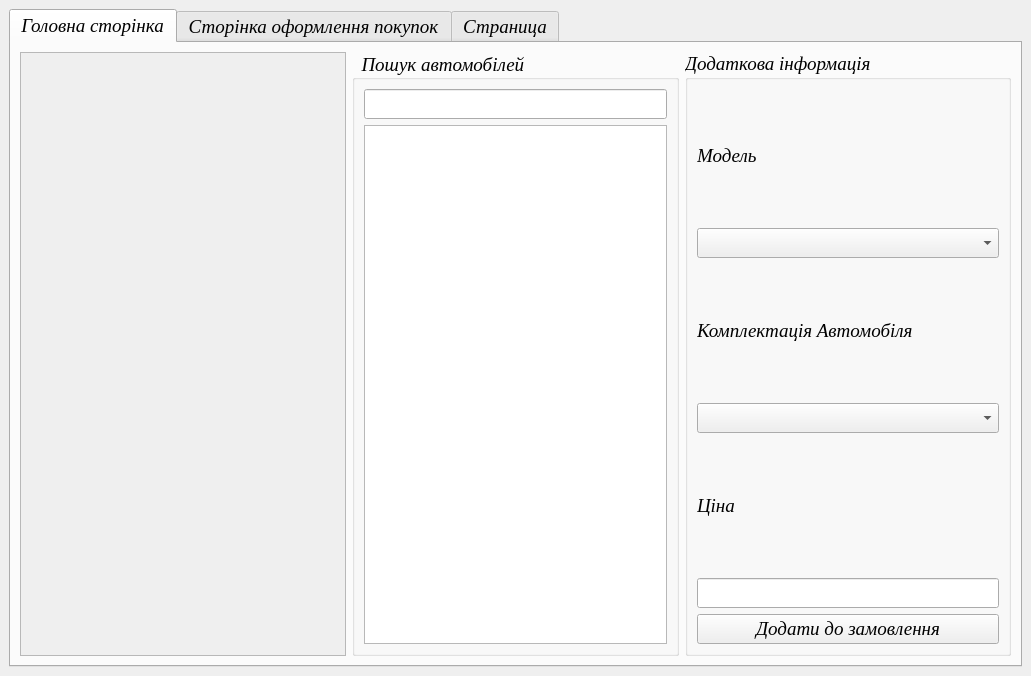
Before: the Qt Designer form kursovaya/mainwindow.ui in Laffin01/kursovaya1, drawn with Qt 5.
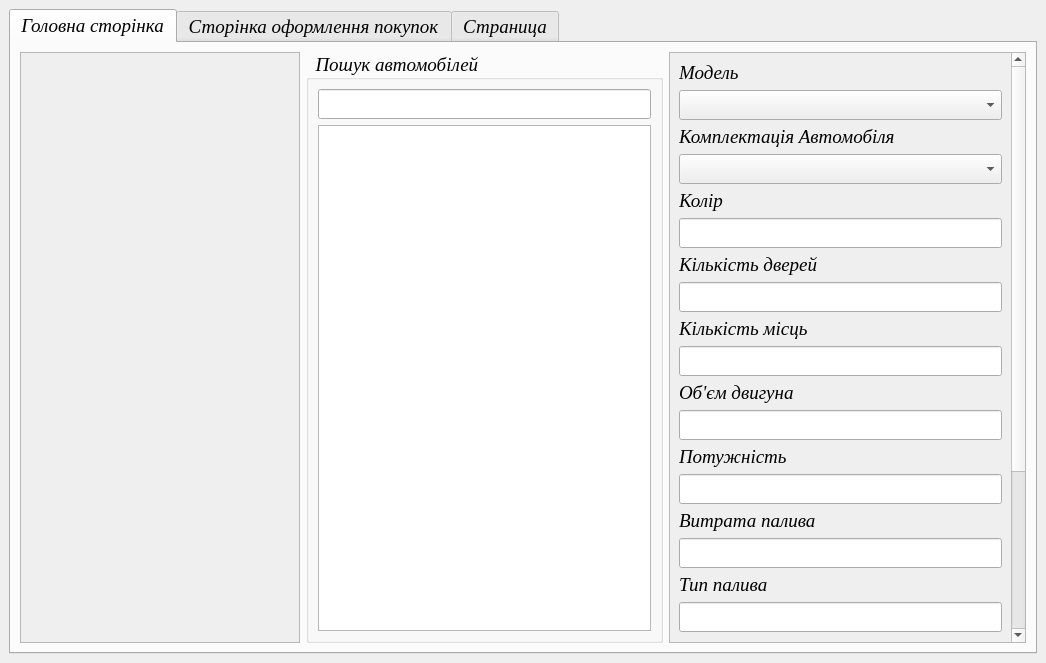
After: the same form once the commit is applied. The open tabs and pages were chosen to show the change.

```diff
--- a/kursovaya/mainwindow.ui
+++ b/kursovaya/mainwindow.ui
@@ -6,8 +6,8 @@
    <rect>
     <x>0</x>
     <y>0</y>
-    <width>1031</width>
-    <height>676</height>
+    <width>1046</width>
+    <height>663</height>
    </rect>
   </property>
   <property name="font">
@@ -65,76 +65,160 @@
         <string>Головна сторінка</string>
        </attribute>
        <layout class="QGridLayout" name="gridLayout_6">
-        <item row="0" column="0">
-         <widget class="QScrollArea" name="scrollArea">
-          <property name="widgetResizable">
-           <bool>true</bool>
-          </property>
-          <widget class="QWidget" name="scrollAreaWidgetContents">
-           <property name="geometry">
-            <rect>
-             <x>0</x>
-             <y>0</y>
-             <width>324</width>
-             <height>603</height>
-            </rect>
-           </property>
-          </widget>
-         </widget>
-        </item>
         <item row="0" column="2">
-         <widget class="QGroupBox" name="groupBox_3">
-          <property name="styleSheet">
-           <string notr="true"/>
+         <widget class="QScrollArea" name="scrollArea_2">
+          <property name="widgetResizable">
+           <bool>true</bool>
           </property>
-          <property name="title">
-           <string>Додаткова інформація</string>
-          </property>
-          <layout class="QGridLayout" name="gridLayout_8">
-           <item row="6" column="0">
-            <widget class="QPushButton" name="pushButton">
-             <property name="text">
-              <string>Додати до замовлення</string>
-             </property>
-            </widget>
-           </item>
-           <item row="0" column="0">
-            <widget class="QLabel" name="label_4">
-             <property name="styleSheet">
-              <string notr="true"/>
-             </property>
-             <property name="text">
-              <string>Модель</string>
-             </property>
-            </widget>
-           </item>
-           <item row="1" column="0">
-            <widget class="QComboBox" name="comboBox_2"/>
-           </item>
-           <item row="2" column="0">
-            <widget class="QLabel" name="label">
-             <property name="styleSheet">
-              <string notr="true"/>
-             </property>
-             <property name="text">
-              <string>Комплектація Автомобіля</string>
-             </property>
-            </widget>
-           </item>
-           <item row="3" column="0">
-            <widget class="QComboBox" name="comboBox"/>
-           </item>
-           <item row="5" column="0">
-            <widget class="QLineEdit" name="lineEdit_2"/>
-           </item>
-           <item row="4" column="0">
-            <widget class="QLabel" name="label_2">
-             <property name="text">
-              <string>Ціна</string>
-             </property>
-            </widget>
-           </item>
-          </layout>
+          <widget class="QWidget" name="scrollAreaWidgetContents_2">
+           <property name="geometry">
+            <rect>
+             <x>0</x>
+             <y>0</y>
+             <width>341</width>
+             <height>791</height>
+            </rect>
+           </property>
+           <layout class="QGridLayout" name="gridLayout_9">
+            <item row="1" column="0">
+             <widget class="QComboBox" name="comboBox_2"/>
+            </item>
+            <item row="7" column="0">
+             <widget class="QLineEdit" name="lineEdit_21"/>
+            </item>
+            <item row="17" column="0">
+             <widget class="QLineEdit" name="lineEdit_27"/>
+            </item>
+            <item row="0" column="0">
+             <widget class="QLabel" name="label_4">
+              <property name="styleSheet">
+               <string notr="true"/>
+              </property>
+              <property name="text">
+               <string>Модель</string>
+              </property>
+             </widget>
+            </item>
+            <item row="3" column="0">
+             <widget class="QComboBox" name="comboBox"/>
+            </item>
+            <item row="11" column="0">
+             <widget class="QLineEdit" name="lineEdit_23"/>
+            </item>
+            <item row="6" column="0">
+             <widget class="QLabel" name="label_12">
+              <property name="text">
+               <string>Кількість дверей</string>
+              </property>
+             </widget>
+            </item>
+            <item row="18" column="0">
+             <widget class="QLabel" name="label_30">
+              <property name="text">
+               <string>Тип КПП</string>
+              </property>
+             </widget>
+            </item>
+            <item row="22" column="0">
+             <widget class="QLabel" name="label_2">
+              <property name="text">
+               <string>Ціна</string>
+              </property>
+             </widget>
+            </item>
+            <item row="14" column="0">
+             <widget class="QLabel" name="label_28">
+              <property name="text">
+               <string>Витрата палива</string>
+              </property>
+             </widget>
+            </item>
+            <item row="15" column="0">
+             <widget class="QLineEdit" name="lineEdit_25"/>
+            </item>
+            <item row="5" column="0">
+             <widget class="QLineEdit" name="lineEdit_20">
+              <property name="contextMenuPolicy">
+               <enum>Qt::DefaultContextMenu</enum>
+              </property>
+             </widget>
+            </item>
+            <item row="8" column="0">
+             <widget class="QLabel" name="label_25">
+              <property name="text">
+               <string>Кількість місць</string>
+              </property>
+             </widget>
+            </item>
+            <item row="13" column="0">
+             <widget class="QLineEdit" name="lineEdit_24"/>
+            </item>
+            <item row="2" column="0">
+             <widget class="QLabel" name="label">
+              <property name="styleSheet">
+               <string notr="true"/>
+              </property>
+              <property name="text">
+               <string>Комплектація Автомобіля</string>
+              </property>
+             </widget>
+            </item>
+            <item row="16" column="0">
+             <widget class="QLabel" name="label_29">
+              <property name="text">
+               <string>Тип палива</string>
+              </property>
+             </widget>
+            </item>
+            <item row="20" column="0">
+             <widget class="QLabel" name="label_31">
+              <property name="text">
+               <string>VIN</string>
+              </property>
+             </widget>
+            </item>
+            <item row="23" column="0">
+             <widget class="QLineEdit" name="lineEdit_2"/>
+            </item>
+            <item row="21" column="0">
+             <widget class="QLineEdit" name="lineEdit_28"/>
+            </item>
+            <item row="19" column="0">
+             <widget class="QLineEdit" name="lineEdit_26"/>
+            </item>
+            <item row="9" column="0">
+             <widget class="QLineEdit" name="lineEdit_22"/>
+            </item>
+            <item row="4" column="0">
+             <widget class="QLabel" name="label_11">
+              <property name="text">
+               <string>Колір</string>
+              </property>
+             </widget>
+            </item>
+            <item row="10" column="0">
+             <widget class="QLabel" name="label_26">
+              <property name="text">
+               <string>Об'єм двигуна</string>
+              </property>
+             </widget>
+            </item>
+            <item row="12" column="0">
+             <widget class="QLabel" name="label_27">
+              <property name="text">
+               <string>Потужність</string>
+              </property>
+             </widget>
+            </item>
+            <item row="24" column="0">
+             <widget class="QPushButton" name="pushButton">
+              <property name="text">
+               <string>Додати до замовлення</string>
+              </property>
+             </widget>
+            </item>
+           </layout>
+          </widget>
          </widget>
         </item>
         <item row="0" column="1">
@@ -153,8 +237,8 @@
           </property>
           <property name="maximumSize">
            <size>
-            <width>426</width>
-            <height>611</height>
+            <width>16777215</width>
+            <height>16777215</height>
            </size>
           </property>
           <property name="font">
@@ -200,6 +284,29 @@
           </layout>
          </widget>
         </item>
+        <item row="0" column="0">
+         <widget class="QScrollArea" name="scrollArea">
+          <property name="maximumSize">
+           <size>
+            <width>280</width>
+            <height>16777215</height>
+           </size>
+          </property>
+          <property name="widgetResizable">
+           <bool>true</bool>
+          </property>
+          <widget class="QWidget" name="scrollAreaWidgetContents">
+           <property name="geometry">
+            <rect>
+             <x>0</x>
+             <y>0</y>
+             <width>278</width>
+             <height>590</height>
+            </rect>
+           </property>
+          </widget>
+         </widget>
+        </item>
        </layout>
       </widget>
       <widget class="QWidget" name="tab_2">
```
Left out of the diff: 227 changed lines with no effect on the pictures.
